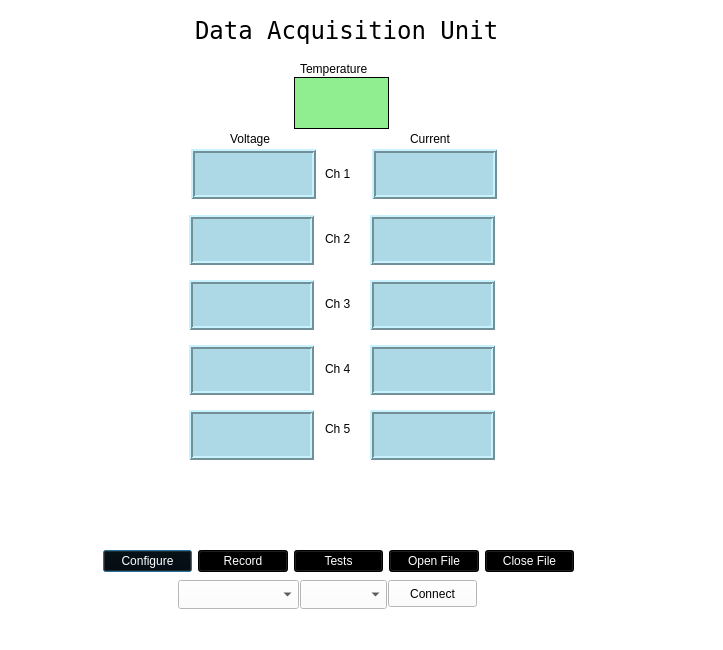
Old version of the form data-acquisition-gui/data-acquisition-main.ui in the repository ksarkies/Data-Acquisition.
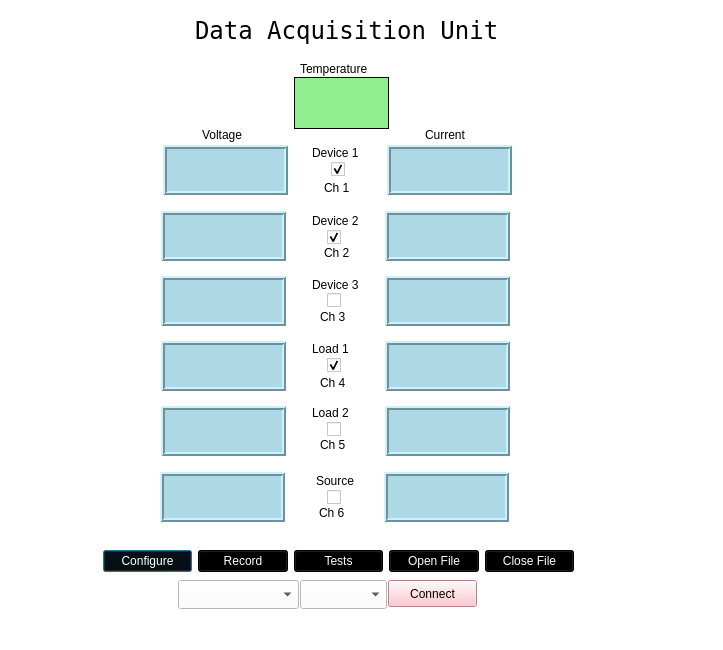
New version of the form.

The edit to the form file:
```diff
--- a/data-acquisition-gui/data-acquisition-main.ui
+++ b/data-acquisition-gui/data-acquisition-main.ui
@@ -137,6 +137,9 @@
    <property name="toolTip">
     <string>Connect to the TCP address and port as configured</string>
    </property>
+   <property name="styleSheet">
+    <string notr="true">background-color:lightpink;</string>
+   </property>
    <property name="text">
     <string>Connect</string>
    </property>
@@ -213,8 +216,8 @@
   <widget class="QLabel" name="voltageLabel">
    <property name="geometry">
     <rect>
-     <x>230</x>
-     <y>130</y>
+     <x>202</x>
+     <y>126</y>
      <width>56</width>
      <height>17</height>
     </rect>
@@ -226,8 +229,8 @@
   <widget class="QLabel" name="voltage_1">
    <property name="geometry">
     <rect>
-     <x>191</x>
-     <y>149</y>
+     <x>163</x>
+     <y>145</y>
      <width>125</width>
      <height>50</height>
     </rect>
@@ -262,8 +265,8 @@
   <widget class="QLabel" name="current_1">
    <property name="geometry">
     <rect>
-     <x>372</x>
-     <y>149</y>
+     <x>387</x>
+     <y>145</y>
      <width>125</width>
      <height>50</height>
     </rect>
@@ -298,8 +301,8 @@
   <widget class="QLabel" name="currentLabel">
    <property name="geometry">
     <rect>
-     <x>410</x>
-     <y>130</y>
+     <x>425</x>
+     <y>126</y>
      <width>56</width>
      <height>17</height>
     </rect>
@@ -311,8 +314,8 @@
   <widget class="QLabel" name="voltage_2">
    <property name="geometry">
     <rect>
-     <x>189</x>
-     <y>215</y>
+     <x>161</x>
+     <y>211</y>
      <width>125</width>
      <height>50</height>
     </rect>
@@ -347,8 +350,8 @@
   <widget class="QLabel" name="current_2">
    <property name="geometry">
     <rect>
-     <x>370</x>
-     <y>215</y>
+     <x>385</x>
+     <y>211</y>
      <width>125</width>
      <height>50</height>
     </rect>
@@ -383,8 +386,8 @@
   <widget class="QLabel" name="voltage_3">
    <property name="geometry">
     <rect>
-     <x>189</x>
-     <y>280</y>
+     <x>161</x>
+     <y>276</y>
      <width>125</width>
      <height>50</height>
     </rect>
@@ -419,8 +422,8 @@
   <widget class="QLabel" name="current_3">
    <property name="geometry">
     <rect>
-     <x>370</x>
-     <y>280</y>
+     <x>385</x>
+     <y>276</y>
      <width>125</width>
      <height>50</height>
     </rect>
@@ -455,8 +458,8 @@
   <widget class="QLabel" name="voltage_4">
    <property name="geometry">
     <rect>
-     <x>189</x>
-     <y>345</y>
+     <x>161</x>
+     <y>341</y>
      <width>125</width>
      <height>50</height>
     </rect>
@@ -491,8 +494,8 @@
   <widget class="QLabel" name="current_4">
    <property name="geometry">
     <rect>
-     <x>370</x>
-     <y>345</y>
+     <x>385</x>
+     <y>341</y>
      <width>125</width>
      <height>50</height>
     </rect>
@@ -527,8 +530,8 @@
   <widget class="QLabel" name="voltage_5">
    <property name="geometry">
     <rect>
-     <x>189</x>
-     <y>410</y>
+     <x>161</x>
+     <y>406</y>
      <width>125</width>
      <height>50</height>
     </rect>
@@ -563,8 +566,8 @@
   <widget class="QLabel" name="current_5">
    <property name="geometry">
     <rect>
-     <x>370</x>
-     <y>410</y>
+     <x>385</x>
+     <y>406</y>
      <width>125</width>
      <height>50</height>
     </rect>
@@ -599,8 +602,8 @@
   <widget class="QLabel" name="channelLabel_1">
    <property name="geometry">
     <rect>
-     <x>325</x>
-     <y>165</y>
+     <x>324</x>
+     <y>179</y>
      <width>36</width>
      <height>17</height>
     </rect>
@@ -612,8 +615,8 @@
   <widget class="QLabel" name="channelLabel_2">
    <property name="geometry">
     <rect>
-     <x>325</x>
-     <y>230</y>
+     <x>324</x>
+     <y>244</y>
      <width>36</width>
      <height>17</height>
     </rect>
@@ -625,8 +628,8 @@
   <widget class="QLabel" name="channelLabel_3">
    <property name="geometry">
     <rect>
-     <x>325</x>
-     <y>295</y>
+     <x>320</x>
+     <y>308</y>
      <width>36</width>
      <height>17</height>
     </rect>
@@ -638,8 +641,8 @@
   <widget class="QLabel" name="channelLabel_4">
    <property name="geometry">
     <rect>
-     <x>325</x>
-     <y>360</y>
+     <x>320</x>
+     <y>374</y>
      <width>36</width>
      <height>17</height>
     </rect>
@@ -651,8 +654,8 @@
   <widget class="QLabel" name="channelLabel_5">
    <property name="geometry">
     <rect>
-     <x>325</x>
-     <y>420</y>
+     <x>320</x>
+     <y>436</y>
      <width>36</width>
      <height>17</height>
     </rect>
@@ -661,6 +664,259 @@
     <string>Ch 5</string>
    </property>
   </widget>
+  <widget class="QCheckBox" name="loadCheckBox_1">
+   <property name="geometry">
+    <rect>
+     <x>327</x>
+     <y>354</y>
+     <width>21</width>
+     <height>22</height>
+    </rect>
+   </property>
+   <property name="text">
+    <string/>
+   </property>
+   <property name="checked">
+    <bool>true</bool>
+   </property>
+  </widget>
+  <widget class="QCheckBox" name="loadCheckBox_2">
+   <property name="geometry">
+    <rect>
+     <x>327</x>
+     <y>418</y>
+     <width>21</width>
+     <height>22</height>
+    </rect>
+   </property>
+   <property name="text">
+    <string/>
+   </property>
+   <property name="checked">
+    <bool>false</bool>
+   </property>
+  </widget>
+  <widget class="QCheckBox" name="deviceCheckBox_2">
+   <property name="geometry">
+    <rect>
+     <x>327</x>
+     <y>226</y>
+     <width>21</width>
+     <height>22</height>
+    </rect>
+   </property>
+   <property name="text">
+    <string/>
+   </property>
+   <property name="checked">
+    <bool>true</bool>
+   </property>
+  </widget>
+  <widget class="QCheckBox" name="sourceCheckBox">
+   <property name="geometry">
+    <rect>
+     <x>327</x>
+     <y>486</y>
+     <width>21</width>
+     <height>22</height>
+    </rect>
+   </property>
+   <property name="text">
+    <string/>
+   </property>
+  </widget>
+  <widget class="QCheckBox" name="deviceCheckBox_3">
+   <property name="geometry">
+    <rect>
+     <x>327</x>
+     <y>289</y>
+     <width>17</width>
+     <height>22</height>
+    </rect>
+   </property>
+   <property name="text">
+    <string/>
+   </property>
+  </widget>
+  <widget class="QCheckBox" name="deviceCheckBox_1">
+   <property name="geometry">
+    <rect>
+     <x>331</x>
+     <y>158</y>
+     <width>25</width>
+     <height>22</height>
+    </rect>
+   </property>
+   <property name="text">
+    <string/>
+   </property>
+   <property name="checked">
+    <bool>true</bool>
+   </property>
+  </widget>
+  <widget class="QLabel" name="channelLabel_6">
+   <property name="geometry">
+    <rect>
+     <x>319</x>
+     <y>504</y>
+     <width>36</width>
+     <height>17</height>
+    </rect>
+   </property>
+   <property name="text">
+    <string>Ch 6</string>
+   </property>
+  </widget>
+  <widget class="QLabel" name="current_6">
+   <property name="geometry">
+    <rect>
+     <x>384</x>
+     <y>472</y>
+     <width>125</width>
+     <height>50</height>
+    </rect>
+   </property>
+   <property name="font">
+    <font>
+     <pointsize>18</pointsize>
+    </font>
+   </property>
+   <property name="styleSheet">
+    <string notr="true">background-color:lightblue;</string>
+   </property>
+   <property name="frameShape">
+    <enum>QFrame::Box</enum>
+   </property>
+   <property name="frameShadow">
+    <enum>QFrame::Raised</enum>
+   </property>
+   <property name="lineWidth">
+    <number>2</number>
+   </property>
+   <property name="text">
+    <string/>
+   </property>
+   <property name="scaledContents">
+    <bool>true</bool>
+   </property>
+   <property name="alignment">
+    <set>Qt::AlignCenter</set>
+   </property>
+  </widget>
+  <widget class="QLabel" name="voltage_6">
+   <property name="geometry">
+    <rect>
+     <x>160</x>
+     <y>472</y>
+     <width>125</width>
+     <height>50</height>
+    </rect>
+   </property>
+   <property name="font">
+    <font>
+     <pointsize>18</pointsize>
+    </font>
+   </property>
+   <property name="styleSheet">
+    <string notr="true">background-color:lightblue;</string>
+   </property>
+   <property name="frameShape">
+    <enum>QFrame::Box</enum>
+   </property>
+   <property name="frameShadow">
+    <enum>QFrame::Raised</enum>
+   </property>
+   <property name="lineWidth">
+    <number>2</number>
+   </property>
+   <property name="text">
+    <string/>
+   </property>
+   <property name="scaledContents">
+    <bool>true</bool>
+   </property>
+   <property name="alignment">
+    <set>Qt::AlignCenter</set>
+   </property>
+  </widget>
+  <widget class="QLabel" name="channelLabel_7">
+   <property name="geometry">
+    <rect>
+     <x>312</x>
+     <y>144</y>
+     <width>61</width>
+     <height>17</height>
+    </rect>
+   </property>
+   <property name="text">
+    <string>Device 1</string>
+   </property>
+  </widget>
+  <widget class="QLabel" name="channelLabel_8">
+   <property name="geometry">
+    <rect>
+     <x>312</x>
+     <y>212</y>
+     <width>61</width>
+     <height>17</height>
+    </rect>
+   </property>
+   <property name="text">
+    <string>Device 2</string>
+   </property>
+  </widget>
+  <widget class="QLabel" name="channelLabel_9">
+   <property name="geometry">
+    <rect>
+     <x>312</x>
+     <y>276</y>
+     <width>61</width>
+     <height>17</height>
+    </rect>
+   </property>
+   <property name="text">
+    <string>Device 3</string>
+   </property>
+  </widget>
+  <widget class="QLabel" name="channelLabel_10">
+   <property name="geometry">
+    <rect>
+     <x>316</x>
+     <y>472</y>
+     <width>61</width>
+     <height>17</height>
+    </rect>
+   </property>
+   <property name="text">
+    <string>Source</string>
+   </property>
+  </widget>
+  <widget class="QLabel" name="channelLabel_11">
+   <property name="geometry">
+    <rect>
+     <x>312</x>
+     <y>340</y>
+     <width>61</width>
+     <height>17</height>
+    </rect>
+   </property>
+   <property name="text">
+    <string>Load 1</string>
+   </property>
+  </widget>
+  <widget class="QLabel" name="channelLabel_12">
+   <property name="geometry">
+    <rect>
+     <x>312</x>
+     <y>404</y>
+     <width>61</width>
+     <height>17</height>
+    </rect>
+   </property>
+   <property name="text">
+    <string>Load 2</string>
+   </property>
+  </widget>
  </widget>
  <resources>
   <include location="../../../../../data/home/ksarkies/Projects/Battery-Management-System/gui/power-management-gui.qrc"/>
```
